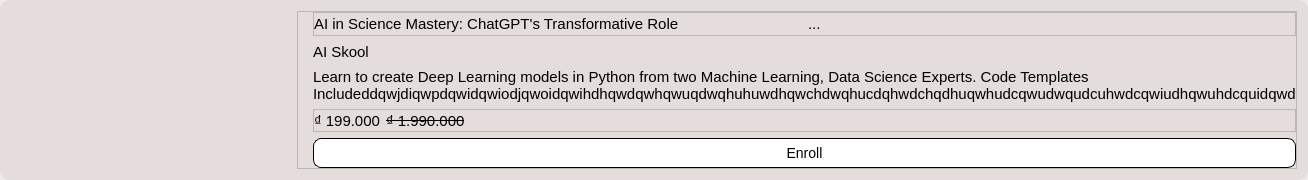
SharkTien/Tengee, file ui_files/card.ui: the form before one commit.
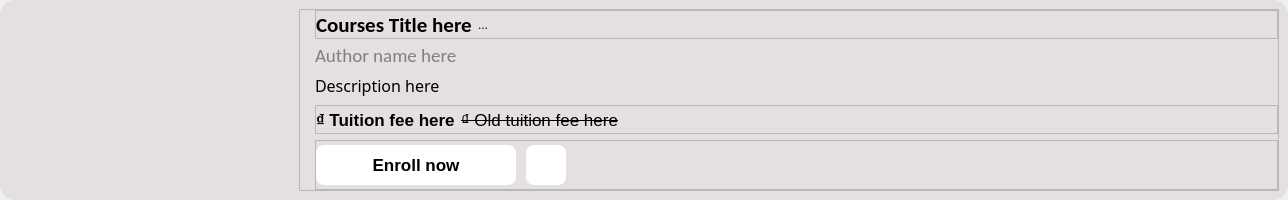
The form after the commit. Icons and pictures are not drawn.

Commit message: Day 4: Fix bug fetching data, fix bug filter, add more courses template

```diff
--- a/ui_files/card.ui
+++ b/ui_files/card.ui
@@ -6,41 +6,31 @@
    <rect>
     <x>0</x>
     <y>0</y>
-    <width>748</width>
-    <height>180</height>
+    <width>1288</width>
+    <height>200</height>
    </rect>
   </property>
   <property name="minimumSize">
    <size>
     <width>0</width>
-    <height>180</height>
+    <height>200</height>
    </size>
   </property>
   <property name="maximumSize">
    <size>
-    <width>748</width>
-    <height>180</height>
+    <width>16777215</width>
+    <height>200</height>
    </size>
   </property>
   <property name="windowTitle">
    <string>Form</string>
   </property>
   <property name="styleSheet">
-   <string notr="true">#card {
-	background: rgba(203, 191, 187, 80);
-	border-radius: 10px;
-}
-
-QLabel {
-	font-size: 15px;
-}
-
-QPushButton {
-	font-size: 14px;
+   <string notr="true">QPushButton {
 	height: 28px;
-	border: 1px solid rgb(0,0,0);
+	border: transparent;
 	border-radius: 8px;
-	background: rgb(255,255,255)
+	background: rgb(255,255,255);
 }
 
 QPushButton:hover {
@@ -50,26 +40,72 @@
 }</string>
   </property>
   <layout class="QHBoxLayout" name="horizontalLayout_4">
+   <property name="spacing">
+    <number>0</number>
+   </property>
+   <property name="leftMargin">
+    <number>0</number>
+   </property>
+   <property name="topMargin">
+    <number>0</number>
+   </property>
+   <property name="rightMargin">
+    <number>0</number>
+   </property>
+   <property name="bottomMargin">
+    <number>0</number>
+   </property>
+   <item>
+    <widget class="QFrame" name="cardframe">
+     <property name="styleSheet">
+      <string notr="true">#cardframe {
+	border-radius: 15px;
+	background: rgba(203, 191, 187, 80);
+}</string>
+     </property>
+     <property name="frameShape">
+      <enum>QFrame::StyledPanel</enum>
+     </property>
+     <property name="frameShadow">
+      <enum>QFrame::Raised</enum>
+     </property>
+     <layout class="QHBoxLayout" name="horizontalLayout_5">
+      <property name="spacing">
+       <number>10</number>
+      </property>
+      <property name="leftMargin">
+       <number>9</number>
+      </property>
+      <property name="topMargin">
+       <number>9</number>
+      </property>
+      <property name="rightMargin">
+       <number>9</number>
+      </property>
+      <property name="bottomMargin">
+       <number>9</number>
+      </property>
    <item>
     <widget class="QFrame" name="cardimg">
      <property name="minimumSize">
       <size>
        <width>280</width>
-       <height>150</height>
+          <height>180</height>
       </size>
      </property>
      <property name="maximumSize">
       <size>
        <width>280</width>
-       <height>150</height>
+          <height>180</height>
       </size>
      </property>
      <property name="autoFillBackground">
       <bool>false</bool>
      </property>
      <property name="styleSheet">
-      <string notr="true">border-image: url(:/icons/background-login.png);
-border-radius: 10px;</string>
+         <string notr="true">image: url(:/icons/background-login.png);
+border-radius: 10px;
+padding: -50px;</string>
      </property>
      <property name="frameShape">
       <enum>QFrame::StyledPanel</enum>
@@ -140,14 +176,17 @@
           <widget class="QLabel" name="title">
            <property name="font">
             <font>
-             <pointsize>-1</pointsize>
+                <family>Calibri</family>
+                <pointsize>16</pointsize>
+                <weight>75</weight>
+                <bold>true</bold>
             </font>
            </property>
            <property name="styleSheet">
             <string notr="true"/>
            </property>
            <property name="text">
-            <string>AI in Science Mastery: ChatGPT's Transformative Role</string>
+               <string>Courses Title here</string>
            </property>
            <property name="scaledContents">
             <bool>false</bool>
@@ -164,6 +203,19 @@
            </property>
           </widget>
          </item>
+            <item>
+             <spacer name="horizontalSpacer_2">
+              <property name="orientation">
+               <enum>Qt::Horizontal</enum>
+              </property>
+              <property name="sizeHint" stdset="0">
+               <size>
+                <width>40</width>
+                <height>20</height>
+               </size>
+              </property>
+             </spacer>
+            </item>
         </layout>
        </widget>
       </item>
@@ -175,8 +227,19 @@
           <height>20</height>
          </size>
         </property>
+           <property name="font">
+            <font>
+             <family>Calibri</family>
+             <pointsize>14</pointsize>
+            </font>
+           </property>
+           <property name="styleSheet">
+            <string notr="true">#author {
+	color: gray;
+}</string>
+           </property>
         <property name="text">
-         <string>AI Skool</string>
+            <string>Author name here</string>
         </property>
         <property name="wordWrap">
          <bool>true</bool>
@@ -191,8 +254,14 @@
           <height>180</height>
          </size>
         </property>
+           <property name="font">
+            <font>
+             <family>Calibri Light</family>
+             <pointsize>12</pointsize>
+            </font>
+           </property>
         <property name="text">
-         <string>Learn to create Deep Learning models in Python from two Machine Learning, Data Science Experts. Code Templates Includeddqwjdiqwpdqwidqwiodjqwoidqwihdhqwdqwhqwuqdwqhuhuwdhqwchdwqhucdqhwdchqdhuqwhudcqwudwqudcuhwdcqwiudhqwuhdcquidqwd</string>
+            <string>Description here</string>
         </property>
         <property name="wordWrap">
          <bool>true</bool>
@@ -230,11 +299,13 @@
           <widget class="QLabel" name="price">
            <property name="font">
             <font>
-             <pointsize>-1</pointsize>
+                <pointsize>13</pointsize>
+                <weight>75</weight>
+                <bold>true</bold>
             </font>
            </property>
            <property name="text">
-            <string>₫ 199.000</string>
+               <string>₫ Tuition fee here</string>
            </property>
           </widget>
          </item>
@@ -242,12 +313,15 @@
           <widget class="QLabel" name="oldprice">
            <property name="font">
             <font>
-             <pointsize>-1</pointsize>
+                <pointsize>13</pointsize>
+                <weight>50</weight>
+                <italic>false</italic>
+                <bold>false</bold>
              <strikeout>true</strikeout>
             </font>
            </property>
            <property name="text">
-            <string>₫ 1.990.000</string>
+               <string>₫ Old tuition fee here</string>
            </property>
           </widget>
          </item>
@@ -268,18 +342,104 @@
        </widget>
       </item>
       <item>
-       <widget class="QPushButton" name="pushButton">
+          <widget class="QFrame" name="frame_2">
+           <property name="minimumSize">
+            <size>
+             <width>0</width>
+             <height>50</height>
+            </size>
+           </property>
+           <property name="frameShape">
+            <enum>QFrame::StyledPanel</enum>
+           </property>
+           <property name="frameShadow">
+            <enum>QFrame::Raised</enum>
+           </property>
+           <layout class="QHBoxLayout" name="horizontalLayout">
+            <property name="spacing">
+             <number>10</number>
+            </property>
+            <property name="leftMargin">
+             <number>0</number>
+            </property>
+            <property name="topMargin">
+             <number>0</number>
+            </property>
+            <property name="rightMargin">
+             <number>0</number>
+            </property>
+            <property name="bottomMargin">
+             <number>0</number>
+            </property>
+            <item>
+             <widget class="QPushButton" name="enroll_btn">
+              <property name="minimumSize">
+               <size>
+                <width>200</width>
+                <height>40</height>
+               </size>
+              </property>
+              <property name="maximumSize">
+               <size>
+                <width>200</width>
+                <height>16777215</height>
+               </size>
+              </property>
         <property name="font">
          <font>
-          <pointsize>-1</pointsize>
+                <pointsize>13</pointsize>
+                <weight>75</weight>
+                <bold>true</bold>
          </font>
         </property>
         <property name="cursor">
          <cursorShape>PointingHandCursor</cursorShape>
         </property>
         <property name="text">
-         <string>Enroll</string>
-        </property>
+               <string>Enroll now</string>
+              </property>
+             </widget>
+            </item>
+            <item>
+             <widget class="QPushButton" name="addtocard_btn">
+              <property name="minimumSize">
+               <size>
+                <width>40</width>
+                <height>40</height>
+               </size>
+              </property>
+              <property name="maximumSize">
+               <size>
+                <width>40</width>
+                <height>40</height>
+               </size>
+              </property>
+              <property name="styleSheet">
+               <string notr="true">image: url(:/icons/shopping-cart.png);
+padding: 6px;</string>
+              </property>
+              <property name="text">
+               <string/>
+              </property>
+             </widget>
+            </item>
+            <item>
+             <spacer name="horizontalSpacer_3">
+              <property name="orientation">
+               <enum>Qt::Horizontal</enum>
+              </property>
+              <property name="sizeHint" stdset="0">
+               <size>
+                <width>698</width>
+                <height>20</height>
+               </size>
+              </property>
+             </spacer>
+            </item>
+           </layout>
+          </widget>
+         </item>
+        </layout>
        </widget>
       </item>
      </layout>
```
Lines whose indentation alone changed are shown as unchanged. The commit also changes 21 other files.
